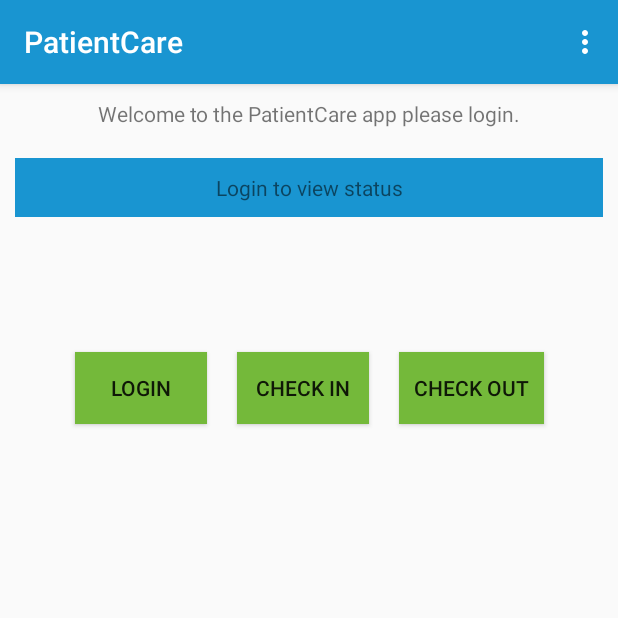
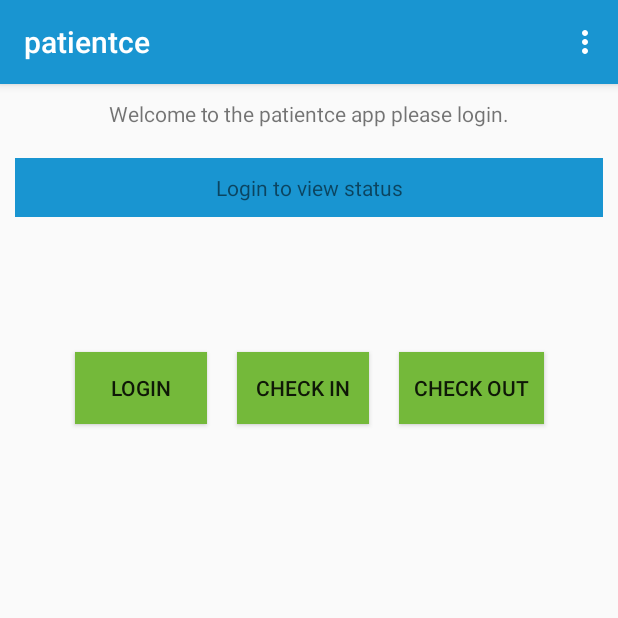
Before and after one commit to visaals/patientce, an Android app: the screen it shows after launch (MainActivity), on a phone screen of 412 x 824 dp, the top half of it. Run offline under Robolectric (Android 15) with nearby library versions, the phone set to English and light mode, and no system bars; our stand-ins replace Firebase (no records; nobody signed in at launch, a user with empty details on screens opened directly).

Commit message:
some ui fixes

```diff
--- a/app/src/main/res/values/colors.xml
+++ b/app/src/main/res/values/colors.xml
@@ -3,5 +3,5 @@
     <color name="colorPrimary">#1995D1</color>
     <color name="colorPrimaryDark">#74B93A</color>
     <color name="colorAccent">#e65722</color>
-    <color name="ohno">#FF0000</color>
+    <color name="ohno">#FF4D4D</color>
 </resources>
--- a/app/src/main/res/values/strings.xml
+++ b/app/src/main/res/values/strings.xml
@@ -1,4 +1,4 @@
 <resources>
-    <string name="app_name">PatientCare</string>
+    <string name="app_name">patientce</string>
     <string name="action_settings">Settings</string>
 </resources>
```
Also changed, not shown: app/src/main/java/spalsa/patientcare/MainActivity.java (+7 -6 lines).
